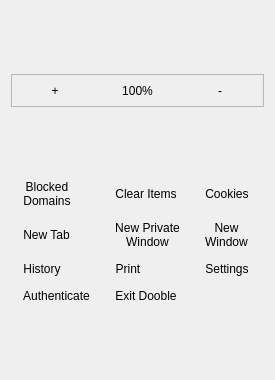
Before: the Qt Designer form 2.x/UI/dooble_popup_menu.ui in textbrowser/dooble, drawn with Qt 5.
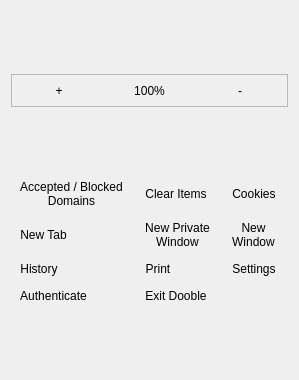
After: the same form once the commit is applied. Icons and pictures are not drawn.

The edit to the form file:
```diff
--- a/2.x/UI/dooble_popup_menu.ui
+++ b/2.x/UI/dooble_popup_menu.ui
@@ -6,7 +6,7 @@
    <rect>
     <x>0</x>
     <y>0</y>
-    <width>275</width>
+    <width>299</width>
     <height>380</height>
    </rect>
   </property>
@@ -163,7 +163,7 @@
      <item row="0" column="0">
       <widget class="QToolButton" name="blocked_domains">
        <property name="text">
-        <string>Blocked
+        <string>Accepted / Blocked
 Domains</string>
        </property>
        <property name="toolButtonStyle">
```
